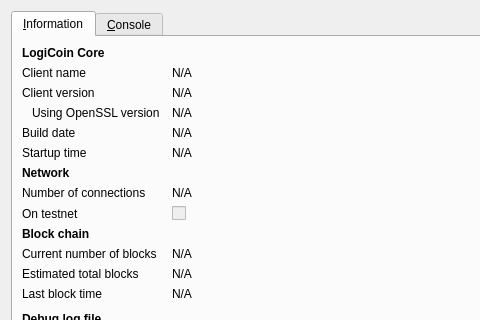
Before: the Qt Designer form src/qt/forms/rpcconsole.ui in PumpCoinDEV/PumpCoin, drawn with Qt 5; both pictures show x 0 to 480 and y 0 to 320 of the 740 by 450 pixel window.
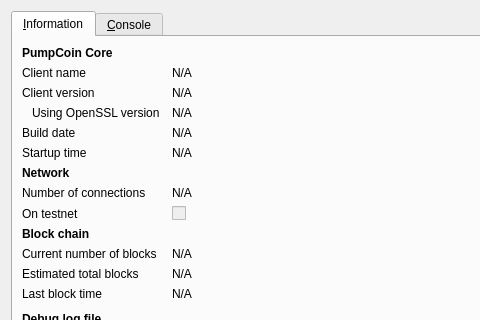
After: the same form once the commit is applied. Icons and pictures are not drawn.

Diff of the .ui file:
```diff
--- a/src/qt/forms/rpcconsole.ui
+++ b/src/qt/forms/rpcconsole.ui
@@ -36,7 +36,7 @@
           </font>
          </property>
          <property name="text">
-          <string>LogiCoin Core</string>
+          <string>PumpCoin Core</string>
          </property>
         </widget>
        </item>
```
Left out of the diff: 6 changed lines with no effect on the pictures.
